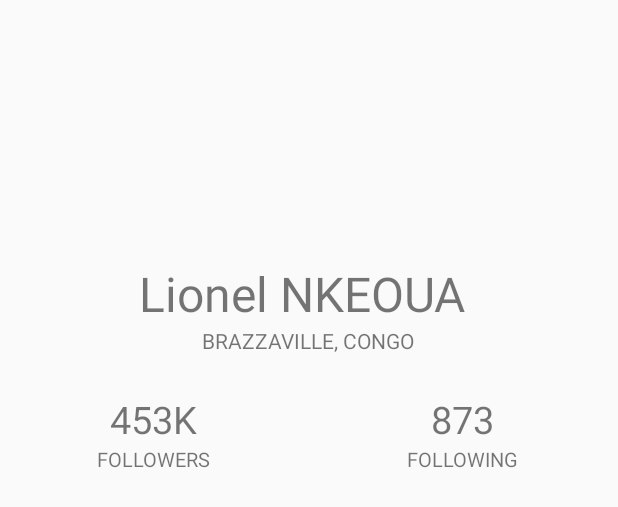
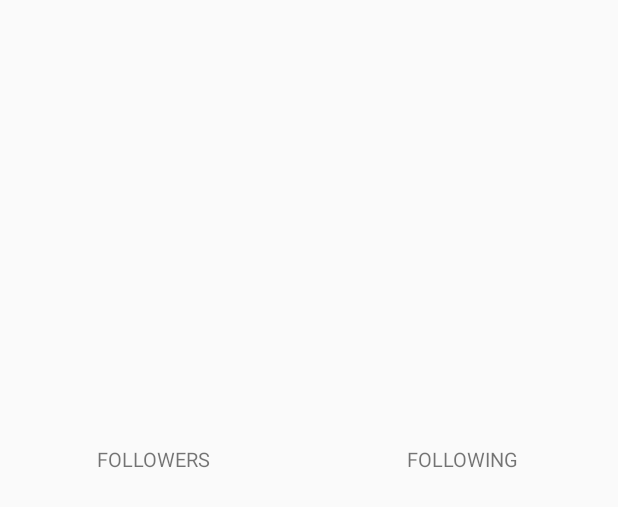
Before and after one commit to Nkeoualionel/Android-JetPack-DataBinding-Java, an Android app: the layout activity_main.xml on its own in the app's theme, with its tools: preview values and no code run, on a phone screen of 412 x 824 dp. Shown: the top 507 px of the screen. Run offline under Robolectric (Android 15) with nearby library versions, the phone set to English and light mode, and no system bars.

Commit message:
deleted text to view

```diff
--- a/app/src/main/res/layout/activity_main.xml
+++ b/app/src/main/res/layout/activity_main.xml
@@ -37,7 +37,6 @@
                 android:layout_below="@+id/imgUser"
                 android:layout_centerHorizontal="true"
                 android:layout_marginTop="15sp"
-                android:text="Lionel NKEOUA "
                 android:textSize="32sp" />
 
             <TextView
@@ -46,7 +45,6 @@
                 android:layout_height="wrap_content"
                 android:layout_below="@+id/tv_name"
                 android:layout_centerHorizontal="true"
-                android:text="brazzaville, congo"
                 android:textAllCaps="true"
                 android:textSize="14sp" />
 
@@ -78,7 +76,6 @@
                         android:id="@+id/tvFollowers"
                         android:layout_width="wrap_content"
                         android:layout_height="wrap_content"
-                        android:text="453K"
                         android:textSize="25sp" />
 
                     <TextView
@@ -111,7 +108,6 @@
                         android:id="@+id/tvfollowing"
                         android:layout_width="wrap_content"
                         android:layout_height="wrap_content"
-                        android:text="873"
                         android:textSize="25sp" />
 
                     <TextView
```
